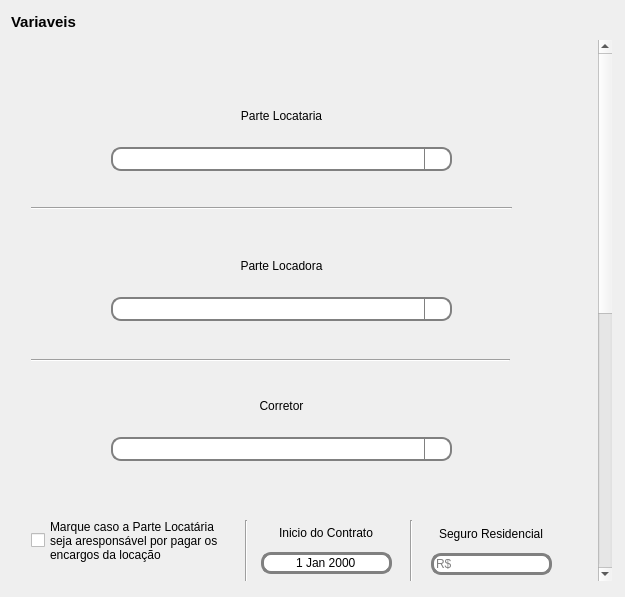
tiagodsg1/gerador_contratos, file front/ui/pages/locacao/locacao.ui: the form before one commit.
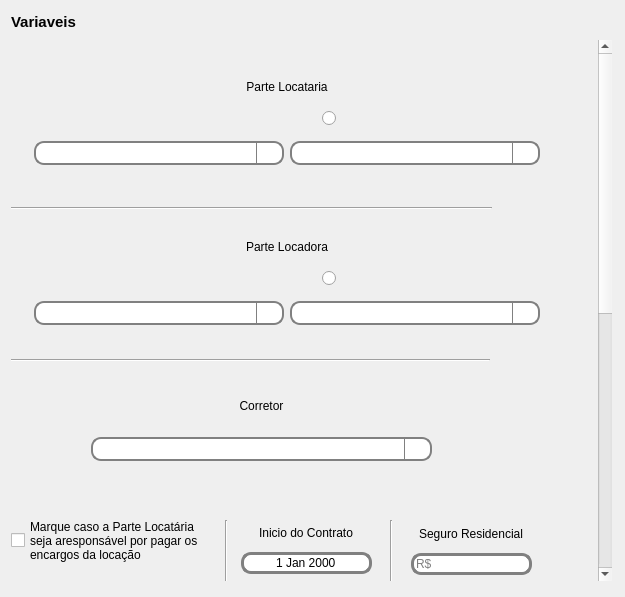
The form after the commit. Icons and pictures are not drawn.

Patch:
```diff
--- a/front/ui/pages/locacao/locacao.ui
+++ b/front/ui/pages/locacao/locacao.ui
@@ -121,7 +121,7 @@
     <property name="geometry">
      <rect>
       <x>0</x>
-      <y>-393</y>
+      <y>-525</y>
       <width>580</width>
       <height>1071</height>
      </rect>
@@ -141,9 +141,9 @@
     <widget class="QWidget" name="widget" native="true">
      <property name="geometry">
       <rect>
-       <x>20</x>
+       <x>0</x>
        <y>20</y>
-       <width>561</width>
+       <width>581</width>
        <height>1071</height>
       </rect>
      </property>
@@ -178,7 +178,7 @@
         <x>205</x>
         <y>460</y>
         <width>21</width>
-        <height>231</height>
+        <height>611</height>
        </rect>
       </property>
       <property name="orientation">
@@ -599,62 +599,6 @@
        </item>
       </layout>
      </widget>
-     <widget class="QWidget" name="layoutWidget">
-      <property name="geometry">
-       <rect>
-        <x>80</x>
-        <y>180</y>
-        <width>341</width>
-        <height>81</height>
-       </rect>
-      </property>
-      <layout class="QVBoxLayout" name="verticalLayout_2">
-       <item>
-        <widget class="QLabel" name="label_3">
-         <property name="minimumSize">
-          <size>
-           <width>339</width>
-           <height>0</height>
-          </size>
-         </property>
-         <property name="text">
-          <string>Parte Locadora</string>
-         </property>
-         <property name="alignment">
-          <set>Qt::AlignCenter</set>
-         </property>
-        </widget>
-       </item>
-       <item>
-        <widget class="QComboBox" name="comboBox_2"/>
-       </item>
-      </layout>
-     </widget>
-     <widget class="QWidget" name="layoutWidget">
-      <property name="geometry">
-       <rect>
-        <x>80</x>
-        <y>30</y>
-        <width>341</width>
-        <height>81</height>
-       </rect>
-      </property>
-      <layout class="QVBoxLayout" name="verticalLayout_3">
-       <item>
-        <widget class="QLabel" name="label_8">
-         <property name="text">
-          <string>Parte Locataria</string>
-         </property>
-         <property name="alignment">
-          <set>Qt::AlignCenter</set>
-         </property>
-        </widget>
-       </item>
-       <item>
-        <widget class="QComboBox" name="comboBox_4"/>
-       </item>
-      </layout>
-     </widget>
      <widget class="QLineEdit" name="lineEdit_18">
       <property name="geometry">
        <rect>
@@ -710,7 +654,7 @@
       <property name="geometry">
        <rect>
         <x>0</x>
-        <y>880</y>
+        <y>920</y>
         <width>191</width>
         <height>71</height>
        </rect>
@@ -788,7 +732,7 @@
       <property name="geometry">
        <rect>
         <x>0</x>
-        <y>780</y>
+        <y>790</y>
         <width>161</width>
         <height>81</height>
        </rect>
@@ -1036,7 +980,294 @@
        <bool>true</bool>
       </property>
      </widget>
-     <zorder>line_4</zorder>
+     <widget class="QWidget" name="layoutWidget_2">
+      <property name="geometry">
+       <rect>
+        <x>10</x>
+        <y>10</y>
+        <width>532</width>
+        <height>101</height>
+       </rect>
+      </property>
+      <layout class="QVBoxLayout" name="verticalLayout_9">
+       <item>
+        <widget class="QLabel" name="label_8">
+         <property name="text">
+          <string>Parte Locataria</string>
+         </property>
+         <property name="alignment">
+          <set>Qt::AlignCenter</set>
+         </property>
+        </widget>
+       </item>
+       <item>
+        <layout class="QHBoxLayout" name="horizontalLayout_7">
+         <item>
+          <spacer name="horizontalSpacer_9">
+           <property name="orientation">
+            <enum>Qt::Horizontal</enum>
+           </property>
+           <property name="sizeHint" stdset="0">
+            <size>
+             <width>40</width>
+             <height>20</height>
+            </size>
+           </property>
+          </spacer>
+         </item>
+         <item>
+          <spacer name="horizontalSpacer_10">
+           <property name="orientation">
+            <enum>Qt::Horizontal</enum>
+           </property>
+           <property name="sizeHint" stdset="0">
+            <size>
+             <width>40</width>
+             <height>20</height>
+            </size>
+           </property>
+          </spacer>
+         </item>
+         <item>
+          <widget class="QRadioButton" name="radioButton">
+           <property name="minimumSize">
+            <size>
+             <width>80</width>
+             <height>0</height>
+            </size>
+           </property>
+           <property name="text">
+            <string/>
+           </property>
+          </widget>
+         </item>
+         <item>
+          <spacer name="horizontalSpacer_11">
+           <property name="orientation">
+            <enum>Qt::Horizontal</enum>
+           </property>
+           <property name="sizeHint" stdset="0">
+            <size>
+             <width>40</width>
+             <height>20</height>
+            </size>
+           </property>
+          </spacer>
+         </item>
+        </layout>
+       </item>
+       <item>
+        <layout class="QHBoxLayout" name="horizontalLayout_8">
+         <item>
+          <spacer name="horizontalSpacer_12">
+           <property name="orientation">
+            <enum>Qt::Horizontal</enum>
+           </property>
+           <property name="sizeHint" stdset="0">
+            <size>
+             <width>40</width>
+             <height>20</height>
+            </size>
+           </property>
+          </spacer>
+         </item>
+         <item>
+          <widget class="QComboBox" name="comboBox">
+           <property name="minimumSize">
+            <size>
+             <width>250</width>
+             <height>0</height>
+            </size>
+           </property>
+          </widget>
+         </item>
+         <item>
+          <spacer name="horizontalSpacer_13">
+           <property name="orientation">
+            <enum>Qt::Horizontal</enum>
+           </property>
+           <property name="sizeHint" stdset="0">
+            <size>
+             <width>13</width>
+             <height>36</height>
+            </size>
+           </property>
+          </spacer>
+         </item>
+         <item>
+          <widget class="QComboBox" name="comboBox_4">
+           <property name="enabled">
+            <bool>false</bool>
+           </property>
+           <property name="minimumSize">
+            <size>
+             <width>250</width>
+             <height>0</height>
+            </size>
+           </property>
+          </widget>
+         </item>
+         <item>
+          <spacer name="horizontalSpacer_14">
+           <property name="orientation">
+            <enum>Qt::Horizontal</enum>
+           </property>
+           <property name="sizeHint" stdset="0">
+            <size>
+             <width>40</width>
+             <height>20</height>
+            </size>
+           </property>
+          </spacer>
+         </item>
+        </layout>
+       </item>
+      </layout>
+     </widget>
+     <widget class="QWidget" name="layoutWidget_3">
+      <property name="geometry">
+       <rect>
+        <x>10</x>
+        <y>170</y>
+        <width>532</width>
+        <height>101</height>
+       </rect>
+      </property>
+      <layout class="QVBoxLayout" name="verticalLayout_10">
+       <item>
+        <widget class="QLabel" name="label_11">
+         <property name="text">
+          <string>Parte Locadora</string>
+         </property>
+         <property name="alignment">
+          <set>Qt::AlignCenter</set>
+         </property>
+        </widget>
+       </item>
+       <item>
+        <layout class="QHBoxLayout" name="horizontalLayout_9">
+         <item>
+          <spacer name="horizontalSpacer_15">
+           <property name="orientation">
+            <enum>Qt::Horizontal</enum>
+           </property>
+           <property name="sizeHint" stdset="0">
+            <size>
+             <width>40</width>
+             <height>20</height>
+            </size>
+           </property>
+          </spacer>
+         </item>
+         <item>
+          <spacer name="horizontalSpacer_16">
+           <property name="orientation">
+            <enum>Qt::Horizontal</enum>
+           </property>
+           <property name="sizeHint" stdset="0">
+            <size>
+             <width>40</width>
+             <height>20</height>
+            </size>
+           </property>
+          </spacer>
+         </item>
+         <item>
+          <widget class="QRadioButton" name="radioButton_2">
+           <property name="minimumSize">
+            <size>
+             <width>80</width>
+             <height>0</height>
+            </size>
+           </property>
+           <property name="text">
+            <string/>
+           </property>
+          </widget>
+         </item>
+         <item>
+          <spacer name="horizontalSpacer_17">
+           <property name="orientation">
+            <enum>Qt::Horizontal</enum>
+           </property>
+           <property name="sizeHint" stdset="0">
+            <size>
+             <width>40</width>
+             <height>20</height>
+            </size>
+           </property>
+          </spacer>
+         </item>
+        </layout>
+       </item>
+       <item>
+        <layout class="QHBoxLayout" name="horizontalLayout_10">
+         <item>
+          <spacer name="horizontalSpacer_18">
+           <property name="orientation">
+            <enum>Qt::Horizontal</enum>
+           </property>
+           <property name="sizeHint" stdset="0">
+            <size>
+             <width>40</width>
+             <height>20</height>
+            </size>
+           </property>
+          </spacer>
+         </item>
+         <item>
+          <widget class="QComboBox" name="comboBox_2">
+           <property name="minimumSize">
+            <size>
+             <width>250</width>
+             <height>0</height>
+            </size>
+           </property>
+          </widget>
+         </item>
+         <item>
+          <spacer name="horizontalSpacer_19">
+           <property name="orientation">
+            <enum>Qt::Horizontal</enum>
+           </property>
+           <property name="sizeHint" stdset="0">
+            <size>
+             <width>13</width>
+             <height>36</height>
+            </size>
+           </property>
+          </spacer>
+         </item>
+         <item>
+          <widget class="QComboBox" name="comboBox_5">
+           <property name="enabled">
+            <bool>false</bool>
+           </property>
+           <property name="minimumSize">
+            <size>
+             <width>250</width>
+             <height>0</height>
+            </size>
+           </property>
+          </widget>
+         </item>
+         <item>
+          <spacer name="horizontalSpacer_20">
+           <property name="orientation">
+            <enum>Qt::Horizontal</enum>
+           </property>
+           <property name="sizeHint" stdset="0">
+            <size>
+             <width>40</width>
+             <height>20</height>
+            </size>
+           </property>
+          </spacer>
+         </item>
+        </layout>
+       </item>
+      </layout>
+     </widget>
      <zorder>layoutWidget</zorder>
      <zorder>layoutWidget</zorder>
      <zorder>layoutWidget</zorder>
```
Left out of the diff: 77 changed lines with no effect on the pictures.
